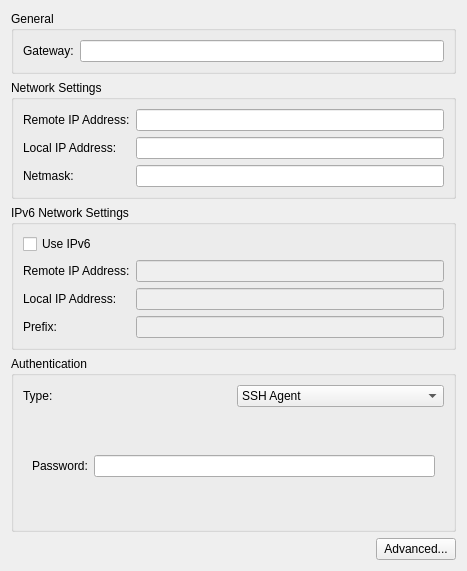
Before: the Qt Designer form vpn/ssh/sshwidget.ui in KDE/plasma-nm, drawn with Qt 5.
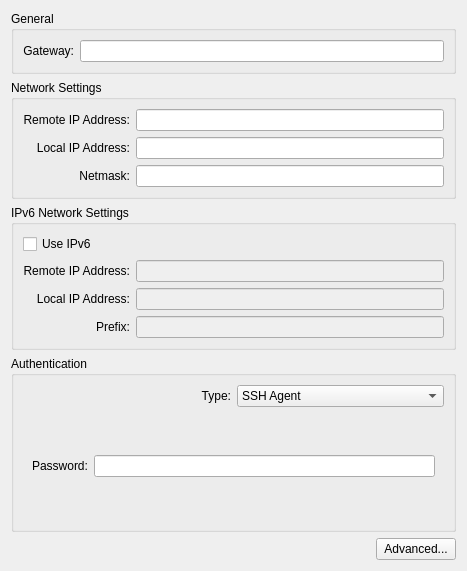
After: the same form once the commit is applied. Custom widgets are drawn as their Qt base class.

Patch:
```diff
--- a/vpn/ssh/sshwidget.ui
+++ b/vpn/ssh/sshwidget.ui
@@ -24,6 +24,9 @@
           <property name="text">
            <string>Gateway:</string>
           </property>
+          <property name="alignment">
+           <set>Qt::AlignRight|Qt::AlignTrailing|Qt::AlignVCenter</set>
+          </property>
          </widget>
         </item>
         <item>
@@ -45,6 +48,9 @@
         <property name="text">
          <string>Remote IP Address:</string>
         </property>
+        <property name="alignment">
+         <set>Qt::AlignRight|Qt::AlignTrailing|Qt::AlignVCenter</set>
+        </property>
        </widget>
       </item>
       <item row="0" column="1">
@@ -55,6 +61,9 @@
         <property name="text">
          <string>Local IP Address:</string>
         </property>
+        <property name="alignment">
+         <set>Qt::AlignRight|Qt::AlignTrailing|Qt::AlignVCenter</set>
+        </property>
        </widget>
       </item>
       <item row="1" column="1">
@@ -65,6 +74,9 @@
         <property name="text">
          <string>Netmask:</string>
         </property>
+        <property name="alignment">
+         <set>Qt::AlignRight|Qt::AlignTrailing|Qt::AlignVCenter</set>
+        </property>
        </widget>
       </item>
       <item row="2" column="1">
@@ -91,6 +103,9 @@
         <property name="text">
          <string>Remote IP Address:</string>
         </property>
+        <property name="alignment">
+         <set>Qt::AlignRight|Qt::AlignTrailing|Qt::AlignVCenter</set>
+        </property>
        </widget>
       </item>
       <item row="1" column="1">
@@ -105,6 +120,9 @@
         <property name="text">
          <string>Local IP Address:</string>
         </property>
+        <property name="alignment">
+         <set>Qt::AlignRight|Qt::AlignTrailing|Qt::AlignVCenter</set>
+        </property>
        </widget>
       </item>
       <item row="2" column="1">
@@ -119,6 +137,9 @@
         <property name="text">
          <string>Prefix:</string>
         </property>
+        <property name="alignment">
+         <set>Qt::AlignRight|Qt::AlignTrailing|Qt::AlignVCenter</set>
+        </property>
        </widget>
       </item>
       <item row="3" column="1">
@@ -194,6 +215,9 @@
           <property name="text">
            <string>Type:</string>
           </property>
+          <property name="alignment">
+           <set>Qt::AlignRight|Qt::AlignTrailing|Qt::AlignVCenter</set>
+          </property>
          </widget>
         </item>
         <item>
```
Left out of the diff: 1 changed line with no effect on the pictures.
